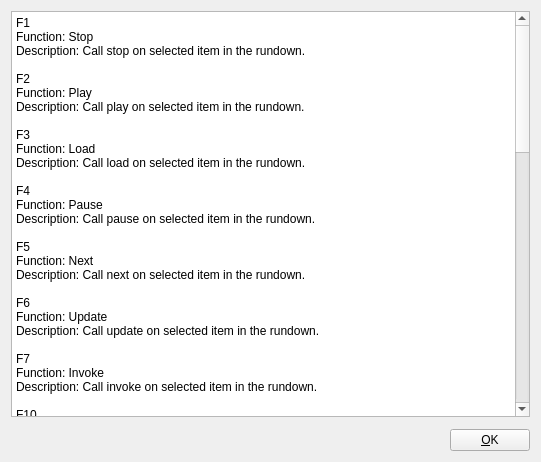
The window that src/Widgets/HelpDialog.ui (CasparCG/client) describes before a commit, drawn with Qt 5.
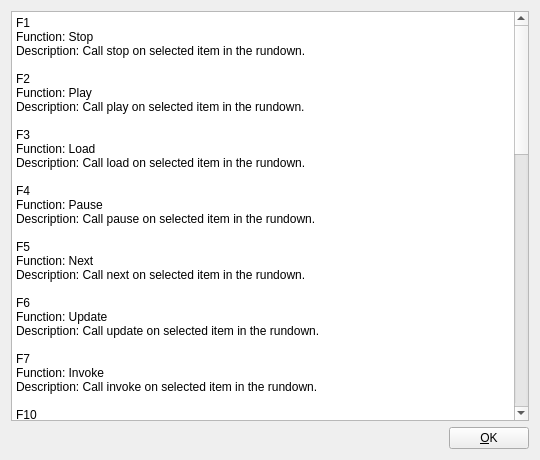
The same window after the commit.

Commit message: Simplify layout of assorted widgets

Patch:
```diff
--- a/src/Widgets/HelpDialog.ui
+++ b/src/Widgets/HelpDialog.ui
@@ -6,30 +6,25 @@
    <rect>
     <x>0</x>
     <y>0</y>
-    <width>541</width>
-    <height>462</height>
+    <width>540</width>
+    <height>460</height>
    </rect>
   </property>
-  <property name="minimumSize">
-   <size>
-    <width>541</width>
-    <height>462</height>
-   </size>
-  </property>
-  <property name="maximumSize">
-   <size>
-    <width>541</width>
-    <height>462</height>
-   </size>
-  </property>
   <property name="windowTitle">
    <string>Help</string>
   </property>
-  <layout class="QVBoxLayout" name="verticalLayout">
-   <property name="spacing">
-    <number>12</number>
-   </property>
-   <item>
+  <layout class="QGridLayout" name="gridLayout">
+   <item row="1" column="1">
+    <widget class="QPushButton" name="pushButtonOk">
+     <property name="focusPolicy">
+      <enum>Qt::NoFocus</enum>
+     </property>
+     <property name="text">
+      <string>&amp;OK</string>
+     </property>
+    </widget>
+   </item>
+   <item row="0" column="0" colspan="2">
     <widget class="QPlainTextEdit" name="plainTextEdit">
      <property name="readOnly">
       <bool>true</bool>
@@ -121,9 +116,7 @@
      </property>
     </widget>
    </item>
-   <item>
-    <layout class="QHBoxLayout" name="horizontalLayout">
-     <item>
+   <item row="1" column="0">
       <spacer name="horizontalSpacer">
        <property name="orientation">
         <enum>Qt::Horizontal</enum>
@@ -135,18 +128,6 @@
         </size>
        </property>
       </spacer>
-     </item>
-     <item>
-      <widget class="QPushButton" name="pushButtonOk">
-       <property name="focusPolicy">
-        <enum>Qt::NoFocus</enum>
-       </property>
-       <property name="text">
-        <string>&amp;OK</string>
-       </property>
-      </widget>
-     </item>
-    </layout>
    </item>
   </layout>
  </widget>
```
Lines whose indentation alone changed are shown as unchanged. The commit also changes 13 other files.
